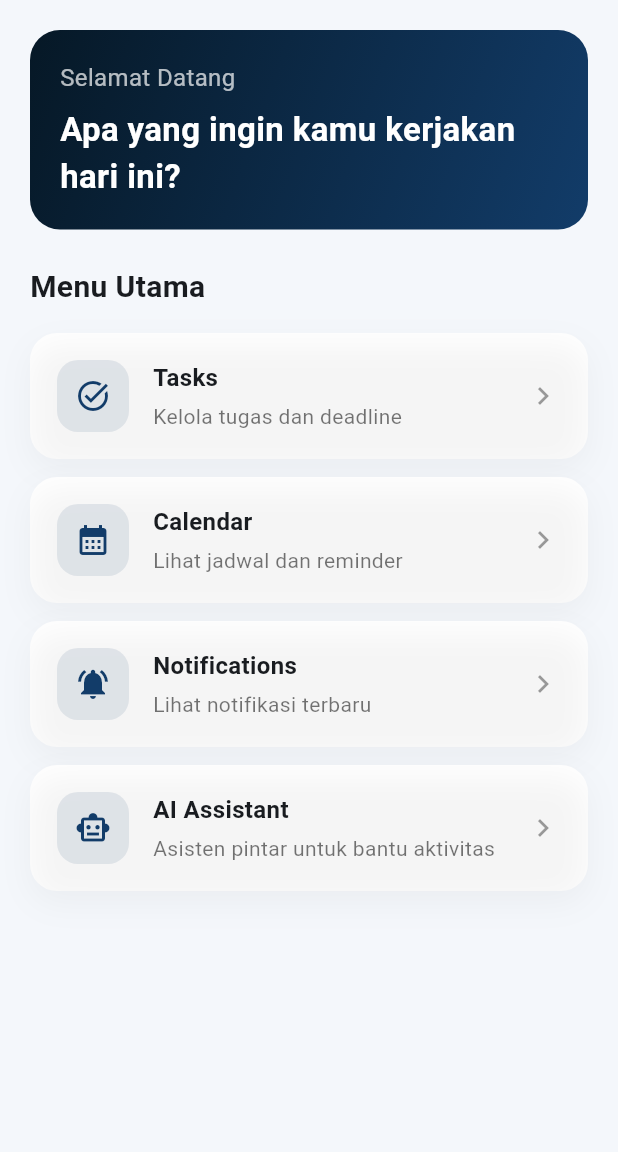
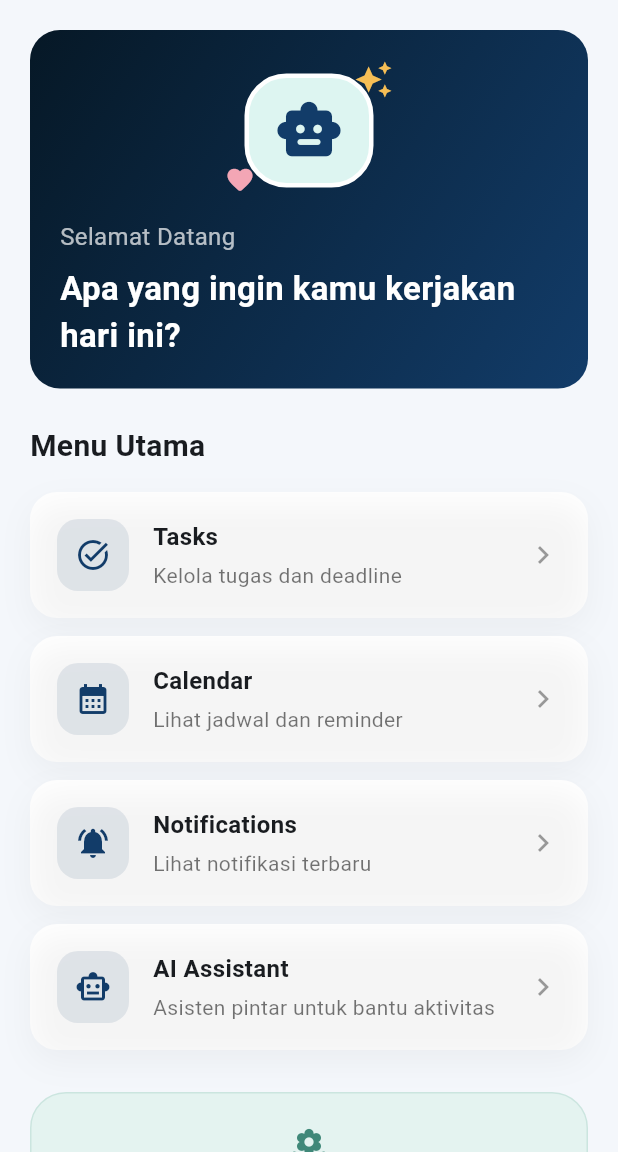
Before and after one commit to Andifadly12/ai_personal_assistant_mobile, a Flutter app: the HomePage screen opened directly, on a phone screen of 412 x 824 dp, the part 84-1236 px from its top. Run offline on Flutter 3.47's test engine with Material 3 defaults, Android fonts, the phone set to English and light mode, and no system bars; our stand-ins replace dio, flutter_bloc, shared_preferences; accounts and stored records are empty.

Commit message:
feat: decorate home with animated greeting and footer

```diff
--- a/lib/features/home/presentation/pages/home_page.dart
+++ b/lib/features/home/presentation/pages/home_page.dart
@@ -1,4 +1,6 @@
 import 'package:flutter/material.dart';
+
+import '../../../../core/widgets/assistant_mascot.dart';
 
 class HomePage extends StatelessWidget {
   const HomePage({super.key});
@@ -13,7 +15,20 @@ class HomePage extends StatelessWidget {
         title: const Text('AI Personal Assistant'),
         centerTitle: true,
       ),
-      body: SingleChildScrollView(
+      body: TweenAnimationBuilder<double>(
+        tween: Tween(begin: 0, end: 1),
+        duration: Duration(
+          milliseconds: MediaQuery.disableAnimationsOf(context) ? 0 : 700,
+        ),
+        curve: Curves.easeOutCubic,
+        builder: (context, value, child) => Opacity(
+          opacity: value,
+          child: Transform.translate(
+            offset: Offset(0, 20 * (1 - value)),
+            child: child,
+          ),
+        ),
+        child: SingleChildScrollView(
           padding: const EdgeInsets.all(20),
           child: Column(
             crossAxisAlignment: CrossAxisAlignment.start,
@@ -32,6 +47,8 @@ class HomePage extends StatelessWidget {
                 child: const Column(
                   crossAxisAlignment: CrossAxisAlignment.start,
                   children: [
+                    Center(child: AssistantMascot()),
+                    SizedBox(height: 12),
                     Text(
                       'Selamat Datang',
                       style: TextStyle(color: Colors.white70, fontSize: 16),
@@ -93,7 +110,50 @@ class HomePage extends StatelessWidget {
                 subtitle: 'Asisten pintar untuk bantu aktivitas',
                 onTap: () {},
               ),
+              const SizedBox(height: 28),
+              Container(
+                width: double.infinity,
+                padding: const EdgeInsets.all(22),
+                decoration: BoxDecoration(
+                  color: const Color(0xFFE4F3F0),
+                  borderRadius: BorderRadius.circular(24),
+                  border: Border.all(color: const Color(0xFFCBE5DF)),
+                ),
+                child: const Column(
+                  children: [
+                    Icon(
+                      Icons.local_florist_rounded,
+                      color: Color(0xFF408879),
+                      size: 30,
+                    ),
+                    SizedBox(height: 10),
+                    Text(
+                      'Langkah kecil, hari yang berarti.',
+                      textAlign: TextAlign.center,
+                      style: TextStyle(
+                        color: Color(0xFF123C69),
+                        fontWeight: FontWeight.bold,
+                        fontSize: 16,
+                      ),
+                    ),
+                    SizedBox(height: 6),
+                    Text(
+                      'Tarik napas. Kamu tidak harus menyelesaikan semuanya sekaligus.',
+                      textAlign: TextAlign.center,
+                      style: TextStyle(color: Color(0xFF47645D), height: 1.5),
+                    ),
+                    SizedBox(height: 16),
+                    Text(
+                      'Ditemani AI • Dibuat untuk harimu',
+                      textAlign: TextAlign.center,
+                      style: TextStyle(color: Color(0xFF47645D), fontSize: 12),
+                    ),
                   ],
+                ),
+              ),
+              SizedBox(height: MediaQuery.paddingOf(context).bottom),
+            ],
+          ),
         ),
       ),
     );
```
Lines whose indentation alone changed are shown as unchanged.
